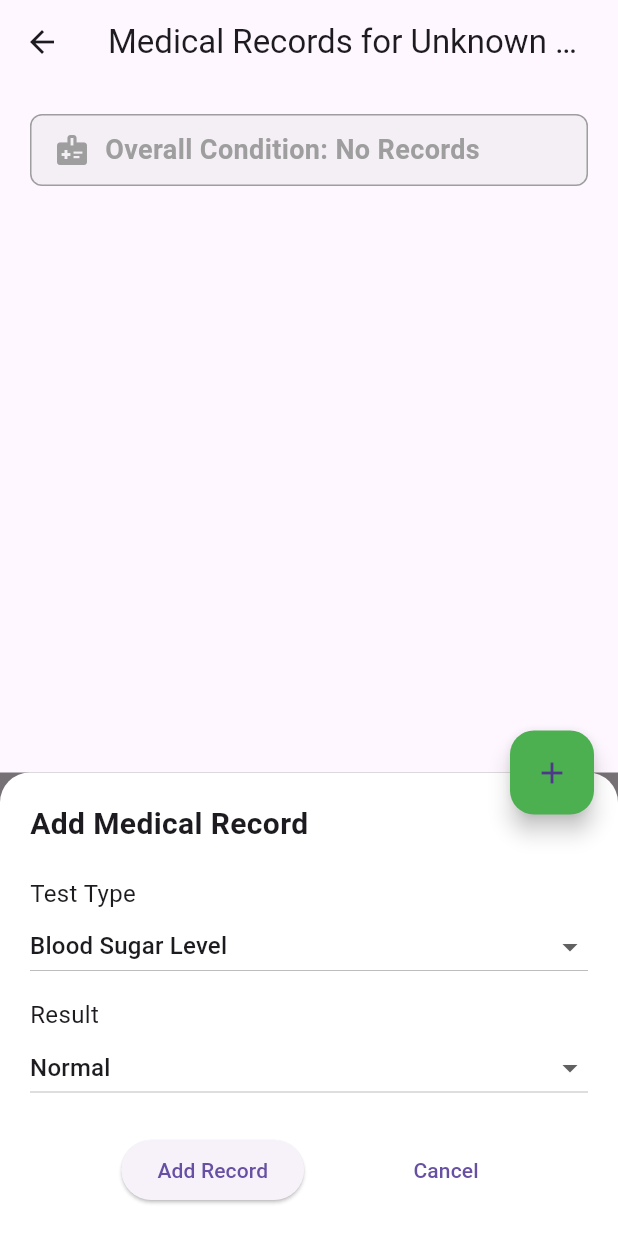
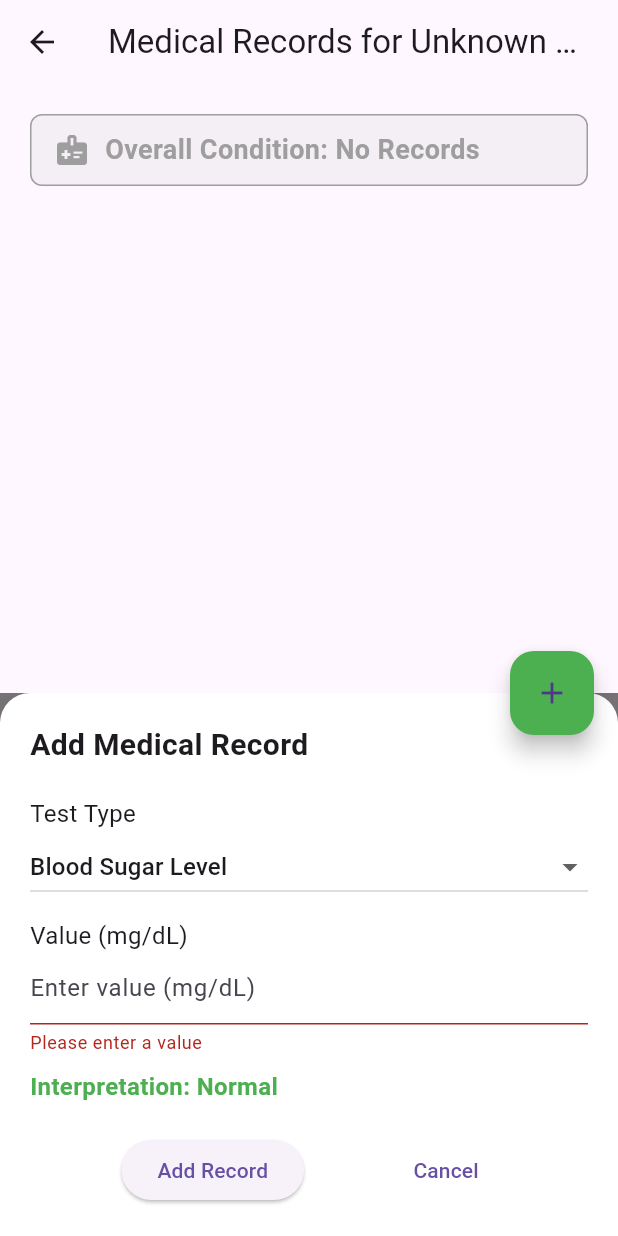
Before and after one commit to kashishksy/PatientApp_Flutter, a Flutter app: the MedicalRecordsScreen screen opened directly, after a tap on the "add" icon, on a phone screen of 412 x 824 dp. Run offline on Flutter 3.47's test engine with Material 3 defaults, Android fonts, the phone set to English and light mode, and no system bars.

Commit message:
pushing changes for medical records changes

```diff
--- a/lib/screens/medical_records_screen.dart
+++ b/lib/screens/medical_records_screen.dart
@@ -5,8 +5,19 @@ import 'dart:convert';
 class TestOption {
   final String type;
   final List<String> results;
+  final bool isNumeric;
+  final double? minValue;
+  final double? maxValue;
+  final String? unit;
 
-  TestOption({required this.type, required this.results});
+  TestOption({
+    required this.type,
+    required this.results,
+    this.isNumeric = false,
+    this.minValue,
+    this.maxValue,
+    this.unit,
+  });
 }
 
 class MedicalReport {
@@ -44,15 +55,33 @@ class _MedicalRecordsScreenState extends State<MedicalRecordsScreen> {
   late TestOption selectedTest;
   late String selectedResult;
   bool isLoading = false;
+  final TextEditingController _numericValueController = TextEditingController();
 
   final List<TestOption> testOptions = [
-    TestOption(type: 'Blood Sugar Level', results: ['Normal', 'High', 'Low']),
+    TestOption(
+      type: 'Blood Sugar Level',
+      results: ['Normal', 'High', 'Low'],
+      isNumeric: true,
+      minValue: 70,
+      maxValue: 200,
+      unit: 'mg/dL',
+    ),
     TestOption(
       type: 'Psychiatric Evaluation',
-        results: ['Stable', 'Unstable', 'Needs Attention']),
+      results: ['Stable', 'Unstable', 'Needs Attention'],
+    ),
     TestOption(
-        type: 'Cholesterol Level', results: ['Normal', 'Borderline', 'High']),
-    TestOption(type: 'ECG', results: ['Normal', 'Irregular', 'Critical']),
+      type: 'Cholesterol Level',
+      results: ['Normal', 'Borderline', 'High'],
+      isNumeric: true,
+      minValue: 125,
+      maxValue: 200,
+      unit: 'mg/dL',
+    ),
+    TestOption(
+      type: 'ECG',
+      results: ['Normal', 'Irregular', 'Critical'],
+    ),
   ];
 
   @override
@@ -61,6 +90,12 @@ class _MedicalRecordsScreenState extends State<MedicalRecordsScreen> {
     initializeMedicalReports();
     selectedTest = testOptions[0];
     selectedResult = testOptions[0].results[0];
+  }
+
+  @override
+  void dispose() {
+    _numericValueController.dispose();
+    super.dispose();
   }
 
   void initializeMedicalReports() {
@@ -87,31 +122,32 @@ class _MedicalRecordsScreenState extends State<MedicalRecordsScreen> {
     final type = latestReport.type;
     final result = latestReport.result;
 
+    // Extract the interpretation part from numeric results
+    String interpretation = result;
+    if (result.contains('(') && result.contains(')')) {
+      // Extract interpretation from format like "120 mg/dL (Normal)"
+      interpretation = result.substring(result.lastIndexOf('(') + 1, result.lastIndexOf(')'));
+    }
+
     switch (type) {
       case 'Blood Sugar Level':
-        return result == 'High'
-            ? 'Critical'
-            : result == 'Low'
-                ? 'Medium'
-                : 'Stable';
+        if (interpretation.contains('Critical')) return 'Critical';
+        if (interpretation.contains('High')) return 'Critical';
+        if (interpretation.contains('Low')) return 'Medium';
+        return 'Stable';
       case 'Psychiatric Evaluation':
-        return result == 'Unstable'
-            ? 'Critical'
-            : result == 'Needs Attention'
-                ? 'Medium'
-                : 'Stable';
+        if (interpretation.contains('Unstable')) return 'Critical';
+        if (interpretation.contains('Needs Attention')) return 'Medium';
+        return 'Stable';
       case 'Cholesterol Level':
-        return result == 'High'
-            ? 'Critical'
-            : result == 'Borderline'
-                ? 'Medium'
-                : 'Stable';
+        if (interpretation.contains('Critical')) return 'Critical';
+        if (interpretation.contains('High')) return 'Critical';
+        if (interpretation.contains('Low')) return 'Medium';
+        return 'Stable';
       case 'ECG':
-        return result == 'Critical'
-            ? 'Critical'
-            : result == 'Irregular'
-                ? 'Medium'
-                : 'Stable';
+        if (interpretation.contains('Critical')) return 'Critical';
+        if (interpretation.contains('Irregular')) return 'Medium';
+        return 'Stable';
       default:
         return 'Stable';
     }
@@ -130,7 +166,57 @@ class _MedicalRecordsScreenState extends State<MedicalRecordsScreen> {
     }
   }
 
+  String calculateResultFromNumericValue(double value, TestOption test) {
+    if (test.type == 'Blood Sugar Level') {
+      if (value < 70) return 'Critical';  // Hypoglycemia
+      if (value < 90) return 'Low';
+      if (value > 180) return 'Critical'; // Hyperglycemia
+      if (value > 140) return 'High';
+      return 'Normal';
+    } else if (test.type == 'Cholesterol Level') {
+      if (value < 100) return 'Critical'; // Very low cholesterol
+      if (value < 125) return 'Low';
+      if (value > 240) return 'Critical'; // Very high cholesterol
+      if (value > 200) return 'High';
+      return 'Normal';
+    }
+    return 'Normal';
+  }
+
+  bool validateNumericInput(String input, TestOption test) {
+    if (!test.isNumeric) return true;
+    if (input.isEmpty) return false;
+    return double.tryParse(input) != null;
+  }
+
+  String getValidationMessage(String input, TestOption test) {
+    if (!test.isNumeric) return '';
+    if (input.isEmpty) return 'Please enter a value';
+    if (double.tryParse(input) == null) return 'Please enter a valid number';
+    return '';
+  }
+
   Future<void> handleAddRecord() async {
+    if (selectedTest.isNumeric) {
+      if (_numericValueController.text.isEmpty) {
+        ScaffoldMessenger.of(context).showSnackBar(
+          SnackBar(content: Text('Please enter a numeric value')),
+        );
+        return;
+      }
+
+      final validationMessage = getValidationMessage(_numericValueController.text, selectedTest);
+      if (validationMessage.isNotEmpty) {
+        ScaffoldMessenger.of(context).showSnackBar(
+          SnackBar(content: Text(validationMessage)),
+        );
+        return;
+      }
+
+      final numericValue = double.parse(_numericValueController.text);
+      selectedResult = calculateResultFromNumericValue(numericValue, selectedTest);
+    }
+
     setState(() {
       isLoading = true;
     });
@@ -139,7 +225,9 @@ class _MedicalRecordsScreenState extends State<MedicalRecordsScreen> {
       final newReport = MedicalReport(
         type: selectedTest.type,
         date: DateTime.now().toString().split(' ')[0],
-        result: selectedResult,
+        result: selectedTest.isNumeric
+            ? '${_numericValueController.text} ${selectedTest.unit} (${selectedResult})'
+            : selectedResult,
       );
 
       // Add to local state first
@@ -227,6 +315,7 @@ class _MedicalRecordsScreenState extends State<MedicalRecordsScreen> {
         medicalReports.removeLast();
       });
     } finally {
+      _numericValueController.clear();
       setState(() {
         isLoading = false;
       });
@@ -254,6 +343,29 @@ class _MedicalRecordsScreenState extends State<MedicalRecordsScreen> {
         ),
       ),
     );
+  }
+
+  Color _getStatusColor(String status) {
+    switch (status.toLowerCase()) {
+      case 'critical':
+        return Colors.red;
+      case 'high':
+        return Colors.orange;
+      case 'low':
+        return Colors.amber;
+      case 'normal':
+        return Colors.green;
+      case 'stable':
+        return Colors.green;
+      case 'unstable':
+        return Colors.red;
+      case 'needs attention':
+        return Colors.orange;
+      case 'irregular':
+        return Colors.orange;
+      default:
+        return Colors.grey;
+    }
   }
 
   @override
@@ -343,8 +455,7 @@ class _MedicalRecordsScreenState extends State<MedicalRecordsScreen> {
                   children: [
                     const Text(
                       'Add Medical Record',
-                      style:
-                          TextStyle(fontSize: 20, fontWeight: FontWeight.bold),
+                      style: TextStyle(fontSize: 20, fontWeight: FontWeight.bold),
                     ),
                     const SizedBox(height: 20),
                     const Text('Test Type', style: TextStyle(fontSize: 16)),
@@ -354,9 +465,11 @@ class _MedicalRecordsScreenState extends State<MedicalRecordsScreen> {
                       onChanged: (value) {
                         if (value != null) {
                           setState(() {
-                            selectedTest = testOptions
-                                .firstWhere((test) => test.type == value);
+                            selectedTest = testOptions.firstWhere((test) => test.type == value);
+                            if (!selectedTest.isNumeric) {
                               selectedResult = selectedTest.results[0];
+                            }
+                            _numericValueController.clear();
                           });
                         }
                       },
@@ -368,6 +481,37 @@ class _MedicalRecordsScreenState extends State<MedicalRecordsScreen> {
                       }).toList(),
                     ),
                     const SizedBox(height: 10),
+                    if (selectedTest.isNumeric) ...[
+                      Text(
+                        'Value (${selectedTest.unit})',
+                        style: const TextStyle(fontSize: 16),
+                      ),
+                      TextField(
+                        controller: _numericValueController,
+                        keyboardType: TextInputType.number,
+                        decoration: InputDecoration(
+                          hintText: 'Enter value (${selectedTest.unit})',
+                          errorText: getValidationMessage(_numericValueController.text, selectedTest),
+                        ),
+                        onChanged: (value) {
+                          if (value.isNotEmpty && validateNumericInput(value, selectedTest)) {
+                            final numericValue = double.parse(value);
+                            setState(() {
+                              selectedResult = calculateResultFromNumericValue(numericValue, selectedTest);
+                            });
+                          }
+                        },
+                      ),
+                      const SizedBox(height: 10),
+                      Text(
+                        'Interpretation: $selectedResult',
+                        style: TextStyle(
+                          fontSize: 16,
+                          color: _getStatusColor(selectedResult),
+                          fontWeight: FontWeight.bold,
+                        ),
+                      ),
+                    ] else ...[
                       const Text('Result', style: TextStyle(fontSize: 16)),
                       DropdownButton<String>(
                         isExpanded: true,
@@ -386,6 +530,7 @@ class _MedicalRecordsScreenState extends State<MedicalRecordsScreen> {
                           );
                         }).toList(),
                       ),
+                    ],
                     const SizedBox(height: 20),
                     Row(
                       mainAxisAlignment: MainAxisAlignment.spaceEvenly,
@@ -403,8 +548,10 @@ class _MedicalRecordsScreenState extends State<MedicalRecordsScreen> {
                               : const Text('Add Record'),
                         ),
                         TextButton(
-                          onPressed: () =>
-                              setState(() => isModalVisible = false),
+                          onPressed: () {
+                            _numericValueController.clear();
+                            setState(() => isModalVisible = false);
+                          },
                           child: const Text('Cancel'),
                         ),
                       ],
```
Lines whose indentation alone changed are shown as unchanged.
